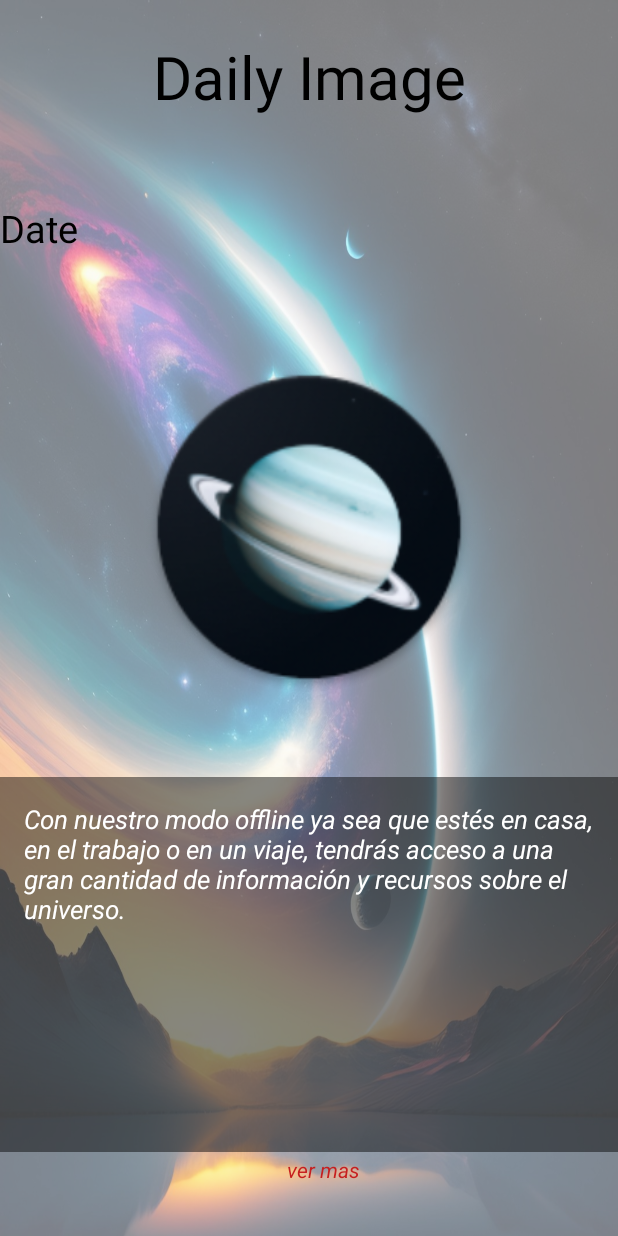
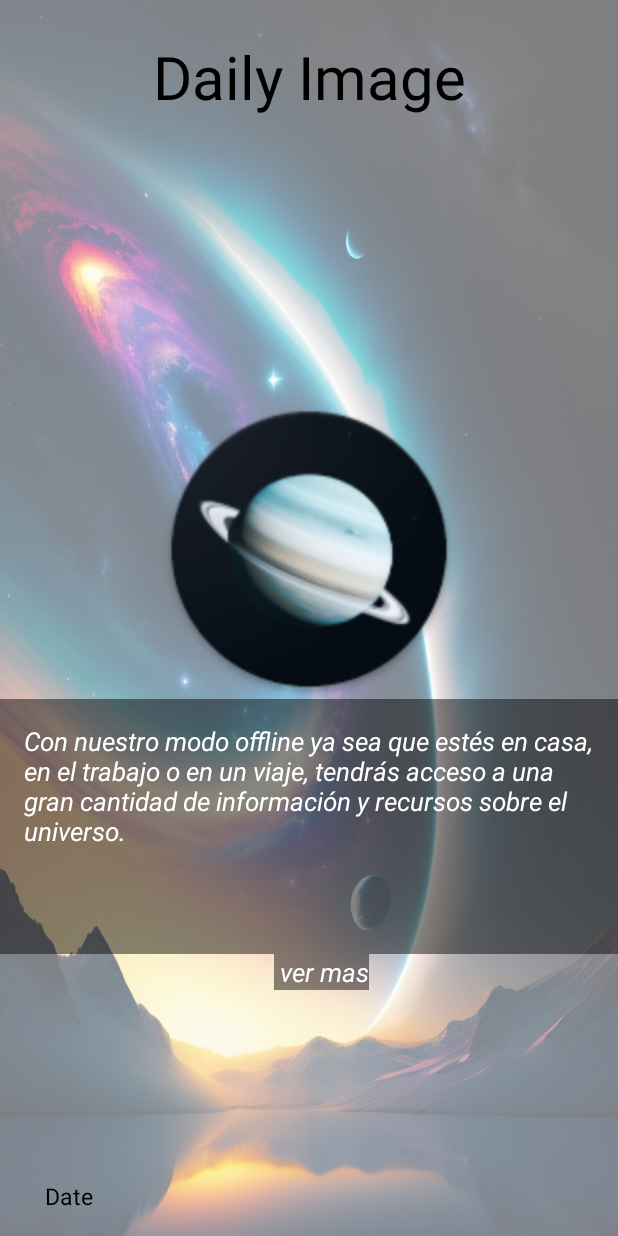
Before and after one commit to sebasDesing/Astro_v2, an Android app: the layout fragment_daily_image.xml on its own in the app's theme, with its tools: preview values and no code run, on a phone screen of 412 x 824 dp. Run offline under Robolectric (Android 15) with nearby library versions, the phone set to English and light mode, and no system bars; network calls fail.

Commit message:
feat : diseño base xml

```diff
--- a/app/src/main/java/com/example/astrop/ui/dailyImage/DailyImageFragment.kt
+++ b/app/src/main/java/com/example/astrop/ui/dailyImage/DailyImageFragment.kt
@@ -41,5 +41,8 @@ class DailyImageFragment : Fragment() {
             binding.body.maxLines = 100
             binding.seeMore.visibility = View.GONE
         }
+        binding.dailyImage.setOnClickListener {
+
+        }
     }
 }
--- a/app/src/main/java/com/example/astrop/ui/dailyImage/DailyImageViewModel.kt
+++ b/app/src/main/java/com/example/astrop/ui/dailyImage/DailyImageViewModel.kt
@@ -19,16 +19,21 @@ class DailyImageViewModel @Inject constructor(private val result: GetDailyImageU
 
         viewModelScope.launch {
             val response = result.invoke()
-            response?.let { res ->
-                val data = res[0]
-                Log.i("Dailyyyy", "${data.date}")
-                binding.dateImage.text = data.date
-                binding.body.text = data.explanation
-                //binding.title.text = data.title
-                Glide.with(context).load(data.hdurl).into(binding.dailyImage)
+            if (!response.isNullOrEmpty()) {
+                response.let { res ->
+                    val data = res[0]
+                    binding.dateImage.text = "date ${data.date}"
+                    binding.body.text = data.explanation
+                    //binding.title.text = data.title
+                    Glide.with(context).load(data.hdurl).into(binding.dailyImage)
 
 
+                }
+            }else{
+
+                binding.body.text = "parece que ha ocurrido un error : 500"
             }
+
 
         }
 
--- a/app/src/main/res/layout/fragment_daily_image.xml
+++ b/app/src/main/res/layout/fragment_daily_image.xml
@@ -29,38 +29,23 @@
         tools:textColor="@color/black" />
 
 
-
-    <TextView
-        android:id="@+id/date_image"
-        android:layout_width="wrap_content"
-        android:layout_height="wrap_content"
-        android:layout_marginBottom="16dp"
-        android:text="Date"
-        android:textColor="@color/white"
-        android:textSize="25dp"
-        app:layout_constraintBottom_toTopOf="@id/daily_image"
-
-        app:layout_constraintStart_toStartOf="parent"
-        app:layout_constraintTop_toBottomOf="@id/title"
-        app:layout_constraintVertical_bias="1.0"
-        tools:textColor="@color/black" />
-
-    <de.hdodenhof.circleimageview.CircleImageView
+    <ImageView
         android:id="@+id/daily_image"
-        android:layout_width="220dp"
-        android:layout_height="220dp"
+        android:layout_width="200dp"
+        android:layout_height="200dp"
         android:src="@drawable/ic_launcher"
         app:layout_constraintBottom_toTopOf="@id/body_container"
         app:layout_constraintEnd_toEndOf="parent"
         app:layout_constraintStart_toStartOf="parent"
-        app:layout_constraintTop_toBottomOf="@id/date_image" />
+        app:layout_constraintTop_toBottomOf="@id/title"
+        app:layout_constraintVertical_chainStyle="packed" />
 
     <ScrollView
         android:id="@+id/body_container"
         android:layout_width="match_parent"
-        android:layout_height="250dp"
+        android:layout_height="170dp"
+        android:background="#77000000"
         android:padding="16dp"
-        android:background="#77000000"
         app:layout_constraintBottom_toBottomOf="parent"
         app:layout_constraintEnd_toEndOf="parent"
         app:layout_constraintStart_toStartOf="parent"
@@ -70,7 +55,7 @@
             android:id="@+id/body"
             android:layout_width="match_parent"
             android:layout_height="wrap_content"
-            android:maxLines="8"
+            android:maxLines="10"
             android:text="@string/body_f2"
             android:textColor="@color/white"
             android:textSize="17dp"
@@ -80,14 +65,34 @@
 
     <TextView
         android:id="@+id/see_more"
-        style="@style/Body_onb"
         android:layout_width="wrap_content"
         android:layout_height="wrap_content"
+        android:background="#77000000"
         android:text=" ver mas"
-        android:textColor="#C61F1F"
+        android:textColor="#FFFFFF"
+        android:textSize="17dp"
+        android:textStyle="italic"
         app:layout_constraintBottom_toBottomOf="parent"
         app:layout_constraintEnd_toEndOf="parent"
+        app:layout_constraintHorizontal_bias="0.523"
         app:layout_constraintStart_toStartOf="parent"
-        app:layout_constraintTop_toBottomOf="@id/body_container" />
+        app:layout_constraintTop_toBottomOf="@id/body_container"
+        app:layout_constraintVertical_bias="0.0" />
+
+    <TextView
+        android:id="@+id/date_image"
+        android:layout_width="wrap_content"
+        android:layout_height="wrap_content"
+        android:layout_marginStart="30dp"
+        android:layout_marginBottom="16dp"
+        android:text="Date"
+        android:textColor="@color/white"
+        android:textSize="15dp"
+        app:layout_constraintBottom_toBottomOf="parent"
+        app:layout_constraintStart_toStartOf="parent"
+        app:layout_constraintVertical_bias="1.0"
+        app:layout_goneMarginBottom="30dp"
+        tools:textColor="@color/black" />
+
 
 </androidx.constraintlayout.widget.ConstraintLayout>
```
